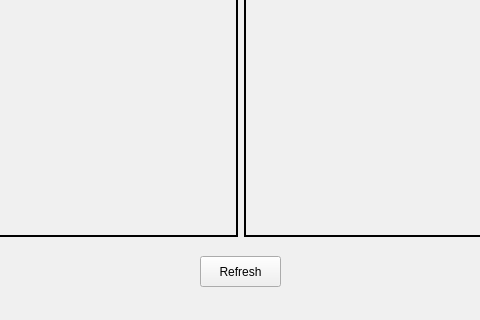
Above: Application/source/View/mainwindow.ui from xMihai01/Licenta before the change; both pictures show x 340 to 820 and y 343 to 663 of the 1171 by 663 pixel window. Below: the same form after it.
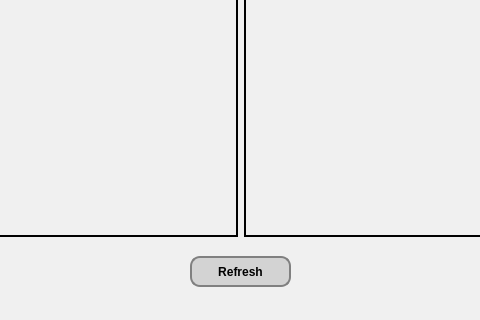
That is the form after the change.

Commit message: Updated all windows' look

Patch:
```diff
--- a/Application/source/View/mainwindow.ui
+++ b/Application/source/View/mainwindow.ui
@@ -960,12 +960,20 @@
    <widget class="QPushButton" name="systemTurnButton">
     <property name="geometry">
      <rect>
-      <x>540</x>
+      <x>530</x>
       <y>580</y>
-      <width>81</width>
+      <width>101</width>
       <height>31</height>
      </rect>
     </property>
+    <property name="font">
+     <font>
+      <bold>true</bold>
+     </font>
+    </property>
+    <property name="styleSheet">
+     <string notr="true">QPushButton {	border: 2px solid gray; border-radius: 10px; padding: 0 8px; background: lightgray;	} QPushButton:hover { color: white }</string>
+    </property>
     <property name="text">
      <string>Refresh</string>
     </property>
```
The commit also changes 2 other files.
